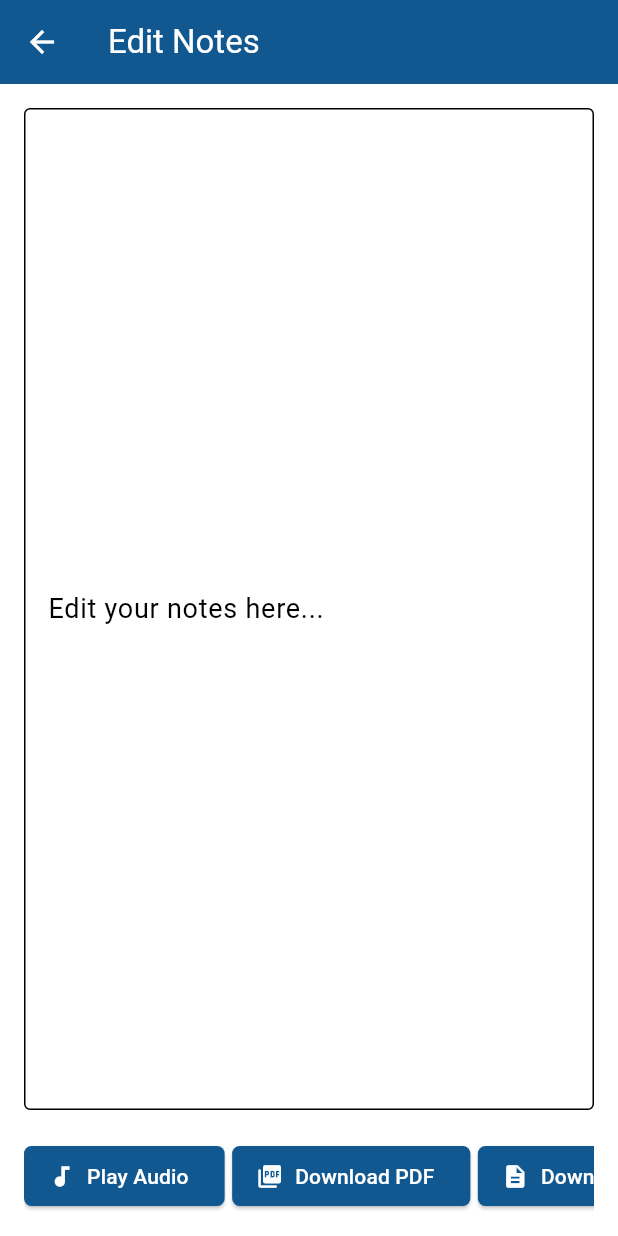
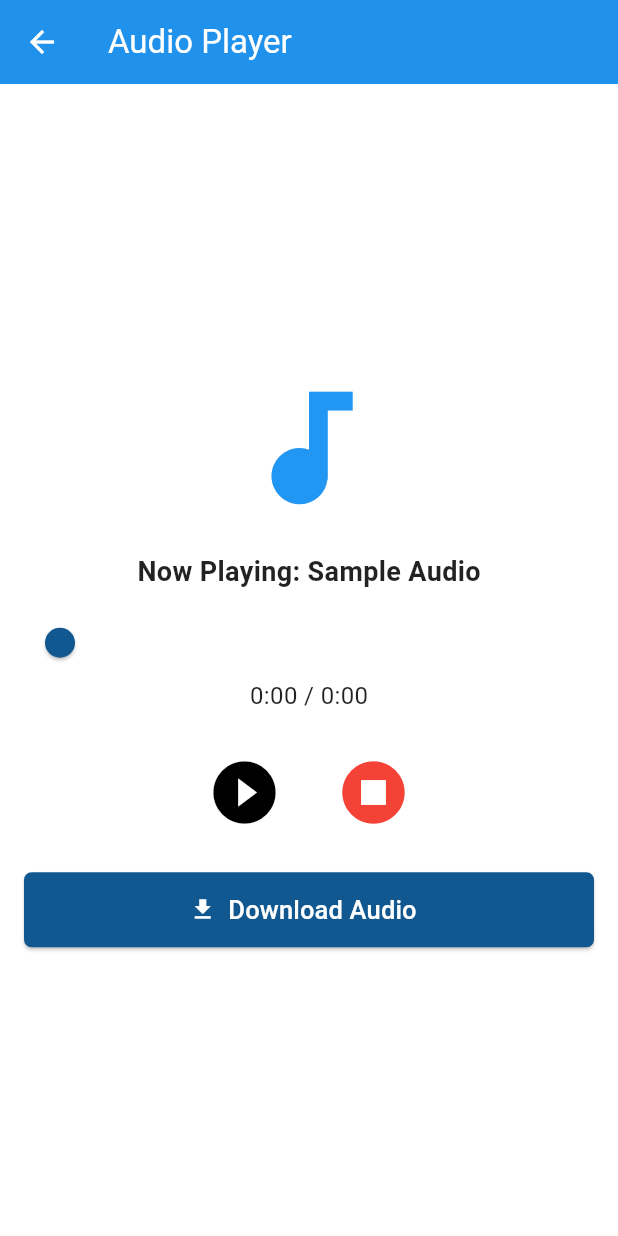
Before and after one commit to Mach-web/HandwrittenNotesToAudio_flutterApp, a Flutter app: the EditNotesPage screen opened directly with empty values, after a tap on "Play Audio", on a phone screen of 412 x 824 dp. Run offline on Flutter 3.47's test engine with Material 3 defaults, Android fonts, the phone set to English and light mode, and no system bars; our stand-ins replace audioplayers, get, image_picker, lottie.

Commit message:
play and download audio screen

```diff
--- a/lib/routes/app_pages.dart
+++ b/lib/routes/app_pages.dart
@@ -1,10 +1,13 @@
 import 'package:get/get.dart';
+import 'package:notestoaudio/views/capture/audio.dart';
 import 'package:notestoaudio/views/navigation.dart';
 
 class AppPages{
   static const String navigation = '/navigation';
+  static const String audio = '/audio';
 
   static final routes = [
     GetPage(name: navigation, page: () => NavigationScreen()),
+    GetPage(name: audio, page: () => AudioPlayerScreen()),
   ];
 }
--- /dev/null
+++ b/lib/views/capture/audio.dart
@@ -0,0 +1,135 @@
+import 'package:flutter/material.dart';
+import 'package:audioplayers/audioplayers.dart';
+
+class AudioPlayerScreen extends StatefulWidget {
+  @override
+  _AudioPlayerScreenState createState() => _AudioPlayerScreenState();
+}
+
+class _AudioPlayerScreenState extends State<AudioPlayerScreen> {
+  final AudioPlayer _audioPlayer = AudioPlayer();
+  bool isPlaying = false;
+  Duration duration = Duration.zero;
+  Duration position = Duration.zero;
+
+  @override
+  void initState() {
+    super.initState();
+
+    _audioPlayer.onPositionChanged.listen((p) {
+      setState(() => position = p);
+    });
+
+    _audioPlayer.onDurationChanged.listen((d) {
+      setState(() => duration = d);
+    });
+
+    _audioPlayer.onPlayerComplete.listen((event) {
+      setState(() {
+        isPlaying = false;
+        position = Duration.zero;
+      });
+    });
+  }
+
+  void _playAudio() async {
+    // String audioUrl = "https://www.soundhelix.com/examples/mp3/SoundHelix-Song-1.mp3"; // Replace with your audio file
+    await _audioPlayer.play(
+      AssetSource(
+        "audio/audio1.mp3"),
+      // UrlSource(audioUrl)
+      );
+    setState(() => isPlaying = true);
+  }
+
+  void _pauseAudio() async {
+    await _audioPlayer.pause();
+    setState(() => isPlaying = false);
+  }
+
+  void _stopAudio() async {
+    await _audioPlayer.stop();
+    setState(() {
+      isPlaying = false;
+      position = Duration.zero;
+    });
+  }
+
+  void _seekAudio(Duration newPosition) async {
+    await _audioPlayer.seek(newPosition);
+  }
+
+  @override
+  void dispose() {
+    _audioPlayer.dispose();
+    super.dispose();
+  }
+
+  @override
+  Widget build(BuildContext context) {
+    return Scaffold(
+      appBar: AppBar(title: Text('Audio Player')),
+      body: Padding(
+        padding: const EdgeInsets.all(16.0),
+        child: Column(
+          mainAxisAlignment: MainAxisAlignment.center,
+          children: [
+            Icon(Icons.audiotrack, size: 100, color: Colors.blue),
+            const SizedBox(height: 20),
+            Text(
+              'Now Playing: Sample Audio',
+              style: TextStyle(fontSize: 18, fontWeight: FontWeight.bold),
+            ),
+            const SizedBox(height: 10),
+            Slider(
+              min: 0,
+              max: duration.inSeconds.toDouble(),
+              value: position.inSeconds.toDouble(),
+              onChanged: (value) {
+                _seekAudio(Duration(seconds: value.toInt()));
+              },
+            ),
+            Text(
+              "${position.inMinutes}:${position.inSeconds.remainder(60).toString().padLeft(2, '0')} / "
+              "${duration.inMinutes}:${duration.inSeconds.remainder(60).toString().padLeft(2, '0')}",
+            ),
+            const SizedBox(height: 20),
+            Row(
+              mainAxisAlignment: MainAxisAlignment.center,
+              children: [
+                IconButton(
+                  icon: Icon(isPlaying ? Icons.pause_circle_filled : Icons.play_circle_filled, size: 50),
+                  onPressed: isPlaying ? _pauseAudio : _playAudio,
+                ),
+                const SizedBox(width: 20),
+                IconButton(
+                  icon: Icon(Icons.stop_circle, size: 50, color: Colors.red),
+                  onPressed: _stopAudio,
+                ),
+              ],
+            ),
+            SizedBox(height: 20),
+            SizedBox(
+              width: double.infinity,
+              height: 50,
+              child: ElevatedButton.icon(
+                icon: Icon(Icons.download, color: Colors.white),
+                style: ElevatedButton.styleFrom(
+                  backgroundColor: Theme.of(context).colorScheme.primary,
+                  foregroundColor: Colors.white,
+                  shape: RoundedRectangleBorder(
+                    borderRadius: BorderRadius.circular(5),
+                  ),
+                ),
+                label: Text('Download Audio', style: TextStyle(fontSize: 17),),
+                onPressed: () {
+                  Navigator.of(context).pop();
+                },
+              ),
+            ),
+          ],
+        ),
+      ),
+    );
+  }
+}
--- a/lib/views/capture/edit_notes.dart
+++ b/lib/views/capture/edit_notes.dart
@@ -1,15 +1,17 @@
 import 'dart:io';
 import 'package:flutter/material.dart';
+import 'package:notestoaudio/controllers/capture_controller.dart';
 
 class EditNotesPage extends StatelessWidget {
   final List<File> images;
+  final CaptureController _captureController = CaptureController();
   EditNotesPage({required this.images});
 
   @override
   Widget build(BuildContext context) {
     return Scaffold(
       appBar: AppBar(
-        title: Text('Edit Notes'),
+        title: Text('Edit Scanned Notes'),
         backgroundColor: Theme.of(context).colorScheme.primary,
       ),
       body: Padding(
@@ -18,8 +20,10 @@ class EditNotesPage extends StatelessWidget {
           children: [
             Expanded(
               child: TextFormField(
-                maxLines: null,
-                expands: true,
+                controller: _captureController.notesController,
+                keyboardType: TextInputType.multiline,
+                maxLines: 10500,
+                // expands: true,
                 decoration: InputDecoration(
                   labelText: 'Edit your notes here...',
                   alignLabelWithHint: true,
@@ -43,7 +47,9 @@ class EditNotesPage extends StatelessWidget {
                       ),
                     ),
                     label: Text('Play Audio'),
-                    onPressed: () {},
+                    onPressed: () {
+                      Navigator.of(context).pushNamed('/audio');
+                    },
                   ),
                   SizedBox(width: 5),
                   ElevatedButton.icon(
--- a/pubspec.yaml
+++ b/pubspec.yaml
@@ -37,6 +37,7 @@ dependencies:
   get: ^4.7.2
   lottie: ^3.3.1
   image_picker: ^1.1.2
+  audioplayers: ^6.4.0
 
 dev_dependencies:
   flutter_test:
@@ -63,6 +64,7 @@ flutter:
   # To add assets to your application, add an assets section, like this:
   assets:
     - assets/animations/
+    - assets/audio/
 
   # An image asset can refer to one or more resolution-specific "variants", see
   # https://flutter.dev/to/resolution-aware-images
```
Also changed, not shown: lib/controllers/capture_controller.dart (added, +8 -0 lines), lib/controllers/capture.dart (deleted), pubspec.lock, 6 other files.
